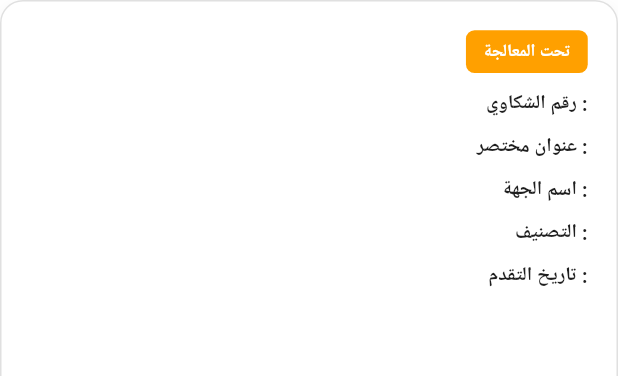
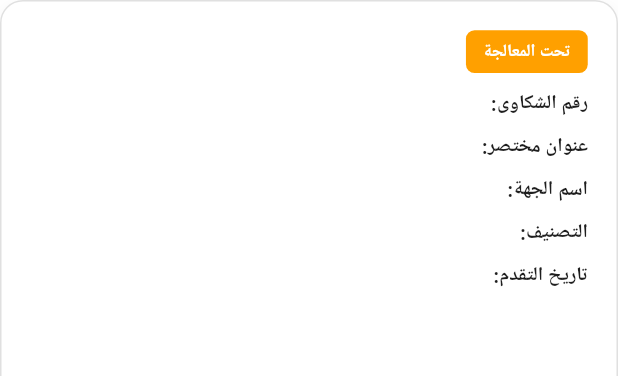
Before and after one commit to bayanalissa774-bit/shakwa_app, a Flutter app: the ComplaintSuccessCard widget shown alone on an empty page, opened directly with empty values, on a phone screen of 412 x 824 dp. Shown: the top 376 px of the screen. Run offline on Flutter 3.47's test engine with Material 3 defaults, Android fonts, the light colour scheme and no system bars; our stand-ins replace dartz, dio, dropdown_button2, equatable, flutter_bloc, google_fonts and 2 more; accounts and stored records are empty; network calls fail; Roboto replaces fonts that are missing (Tajawal).

Commit message:
خلصت ربط track_complain

```diff
--- a/lib/features/track_complain/presentation/widgets/complaint_success_card.dart
+++ b/lib/features/track_complain/presentation/widgets/complaint_success_card.dart
@@ -1,5 +1,6 @@
 import 'package:flutter/material.dart';
 import 'package:google_fonts/google_fonts.dart';
+
 import '../../domain/entities/track_entity.dart'; // تأكدي من ضبط مسار الاستدعاء بحسب مجلدك
 
 class ComplaintSuccessCard extends StatelessWidget {
@@ -7,10 +8,7 @@ class ComplaintSuccessCard extends StatelessWidget {
   final TrackEntity complaint;
 
   // 2. إضافته إلى الـ Constructor ليقبل الحقل 'complaint'
-  const ComplaintSuccessCard({
-    super.key,
-    required this.complaint,
-  });
+  const ComplaintSuccessCard({super.key, required this.complaint});
 
   @override
   Widget build(BuildContext context) {
@@ -32,7 +30,7 @@ class ComplaintSuccessCard extends StatelessWidget {
         ],
       ),
       child: Column(
-        crossAxisAlignment: CrossAxisAlignment.end,
+        crossAxisAlignment: CrossAxisAlignment.start,
         children: [
           Align(
             alignment: Alignment.topRight,
@@ -58,15 +56,15 @@ class ComplaintSuccessCard extends StatelessWidget {
           SizedBox(height: 12 * scale),
 
           // استخدام القيم الحقيقية من كائن complaint القادم من الـ API
-          _buildInfoRow('رقم الشكاوي :', complaint.id, scale),
+          _buildInfoRow(':رقم الشكاوى', complaint.id, scale),
           SizedBox(height: 10 * scale),
-          _buildInfoRow('عنوان مختصر :', complaint.title, scale),
+          _buildInfoRow(':عنوان مختصر', complaint.title, scale),
           SizedBox(height: 10 * scale),
-          _buildInfoRow('اسم الجهة :', complaint.government, scale),
+          _buildInfoRow(':اسم الجهة', complaint.government, scale),
           SizedBox(height: 10 * scale),
-          _buildInfoRow('التصنيف :', complaint.category, scale),
+          _buildInfoRow(':التصنيف', complaint.category, scale),
           SizedBox(height: 10 * scale),
-          _buildInfoRow('تاريخ التقدم :', complaint.date, scale),
+          _buildInfoRow(':تاريخ التقدم', complaint.date, scale),
         ],
       ),
     );
@@ -74,7 +72,7 @@ class ComplaintSuccessCard extends StatelessWidget {
 
   Widget _buildInfoRow(String label, String value, double scale) {
     return Row(
-      mainAxisAlignment: MainAxisAlignment.end,
+      mainAxisAlignment: MainAxisAlignment.start,
       children: [
         Expanded(
           child: Text(
@@ -90,6 +88,7 @@ class ComplaintSuccessCard extends StatelessWidget {
         SizedBox(width: 8 * scale),
         Text(
           label,
+          textAlign: TextAlign.right,
           style: GoogleFonts.tajawal(
             fontSize: 13.5 * scale,
             fontWeight: FontWeight.bold,
```
Also changed, not shown: lib/features/track_complain/data/datasources/track_remote_data_source.dart (+19 -6 lines), lib/features/track_complain/data/models/complaint_model.dart (+24 -8 lines).
